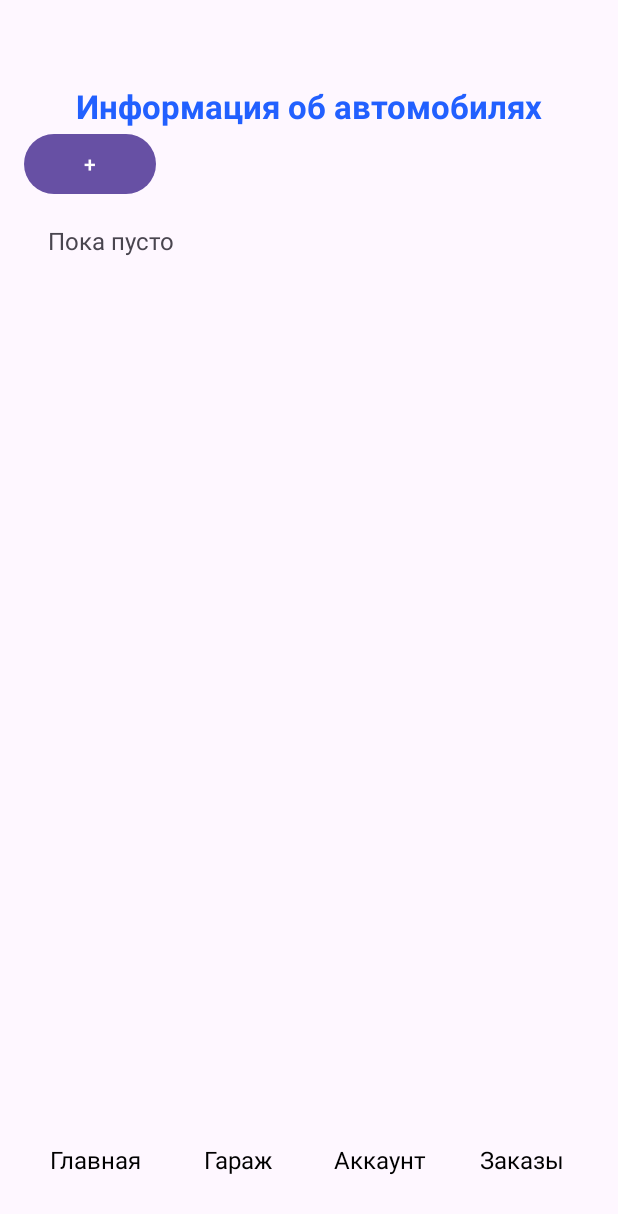
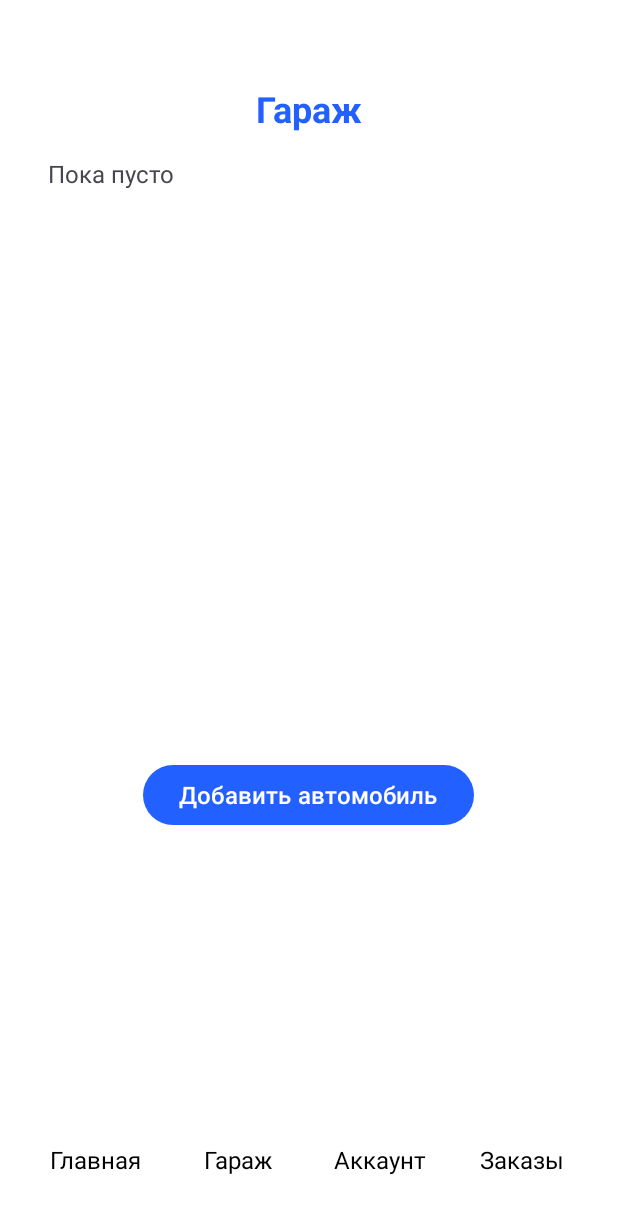
Before and after one commit to cherrra/Application, an Android app: the GarageActivity screen opened directly, with no data from a screen before it, on a phone screen of 412 x 824 dp. Shown: the top 1214 px of the screen. Run offline under Robolectric (Android 15) with nearby library versions, the phone set to English and light mode, and no system bars; 5 statements that could not run were skipped.

Commit message:
upd: ui cars

```diff
--- a/app/src/main/res/layout/activity_garage.xml
+++ b/app/src/main/res/layout/activity_garage.xml
@@ -1,14 +1,15 @@
-<RelativeLayout
-    xmlns:android="http://schemas.android.com/apk/res/android"
+<RelativeLayout xmlns:android="http://schemas.android.com/apk/res/android"
     android:layout_width="match_parent"
     android:layout_height="match_parent"
-    android:padding="16dp">
+    xmlns:app="http://schemas.android.com/apk/res-auto"
+    android:padding="16dp"
+    android:background="#FFFFFF">
 
     <LinearLayout
         android:id="@+id/contentLayout"
         android:layout_width="match_parent"
         android:layout_height="match_parent"
-        android:layout_above="@id/linearLayout"
+        android:layout_above="@id/addCarButtonContainer"
         android:layout_alignParentTop="true"
         android:orientation="vertical">
 
@@ -18,16 +19,10 @@
             android:layout_height="wrap_content"
             android:layout_marginTop="40dp"
             android:gravity="center"
-            android:text="Информация об автомобилях"
+            android:text="Гараж"
             android:textColor="#2260FF"
-            android:textSize="22sp"
+            android:textSize="24sp"
             android:textStyle="bold"/>
-
-        <Button
-            android:id="@+id/addCarButton"
-            android:layout_width="wrap_content"
-            android:layout_height="wrap_content"
-            android:text="+" />
 
         <TextView
             android:id="@+id/pustoTextView"
@@ -44,6 +39,27 @@
             android:orientation="vertical"
             android:padding="16dp">
         </LinearLayout>
+    </LinearLayout>
+
+
+    <LinearLayout
+        android:id="@+id/addCarButtonContainer"
+        android:layout_width="match_parent"
+        android:layout_height="wrap_content"
+        android:layout_above="@id/linearLayout"
+        android:layout_marginBottom="150dp"
+        android:gravity="center"
+        android:padding="50dp">
+
+        <Button
+            android:id="@+id/addCarButton"
+            android:layout_width="wrap_content"
+            android:layout_height="wrap_content"
+            android:text="Добавить автомобиль"
+            android:textColor="@color/white"
+            android:textSize="16sp"
+            app:backgroundTint="@color/blue"
+            app:cornerRadius="24dp"/>
     </LinearLayout>
 
     <LinearLayout
--- a/app/src/main/res/layout/activity_home.xml
+++ b/app/src/main/res/layout/activity_home.xml
@@ -7,9 +7,9 @@
 
     <ImageView
         android:id="@+id/myImageView"
-        android:layout_width="123dp"
-        android:layout_height="50dp"
-        android:layout_marginLeft="-10dp"
+        android:layout_width="135dp"
+        android:layout_height="60dp"
+        android:layout_marginLeft="5dp"
         android:src="@drawable/logo" />
 
         <ImageView
```
Also changed, not shown: app/src/main/java/com/example/application/ui/view/GarageActivity.java (+134 -32 lines).
